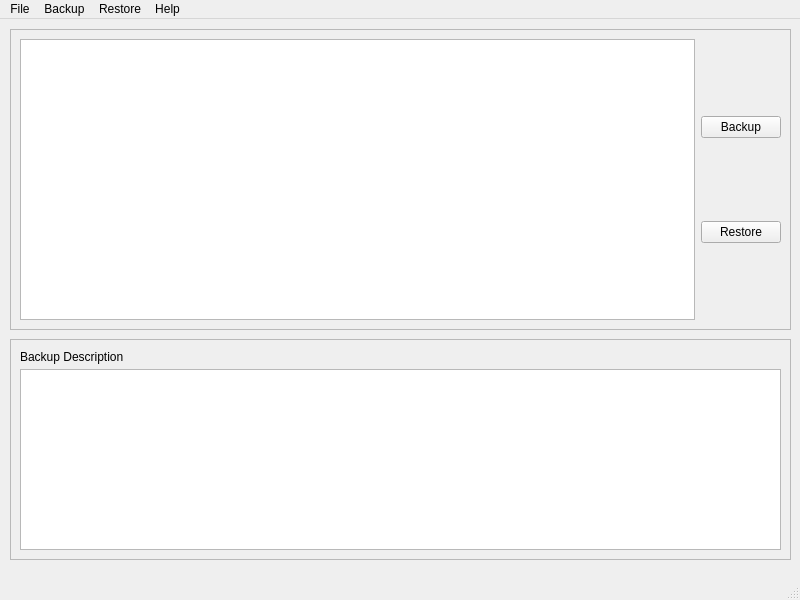
This is playground/gsoc/konfig-tracker/src/konfigtracker/gui/main.ui in pars-linux/uludag as Qt 5 draws it before an edit. The edited form follows.
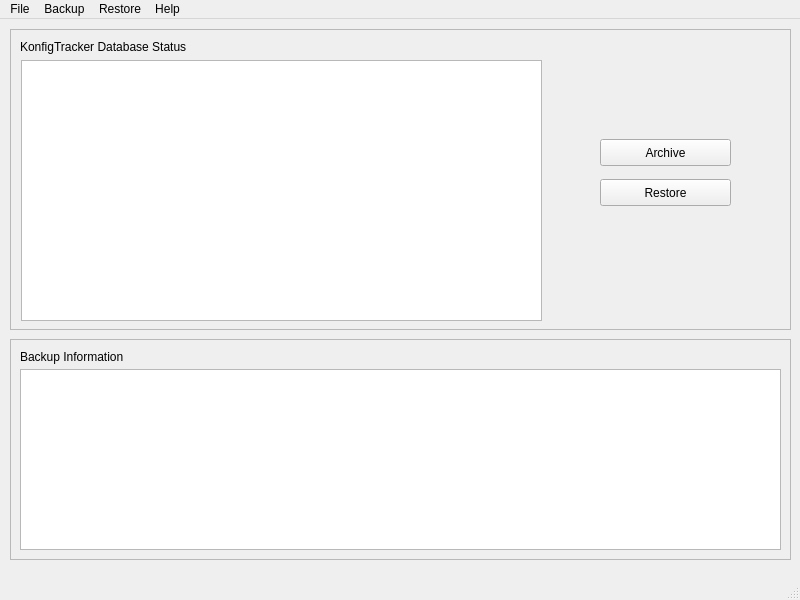
This is the edited form.

Commit message: Restore is now associated with its button, About Qt added.

What changed in the file:
```diff
--- a/playground/gsoc/konfig-tracker/src/konfigtracker/gui/main.ui
+++ b/playground/gsoc/konfig-tracker/src/konfigtracker/gui/main.ui
@@ -32,33 +32,55 @@
     <property name="frameShadow">
      <enum>QFrame::Raised</enum>
     </property>
-    <layout class="QHBoxLayout" name="horizontalLayout_2">
-     <item>
-      <layout class="QHBoxLayout" name="horizontalLayout">
-       <item>
-        <widget class="QListWidget" name="backupList"/>
-       </item>
-       <item>
-        <layout class="QVBoxLayout" name="verticalLayout">
-         <item>
-          <widget class="QPushButton" name="backupButton">
-           <property name="text">
-            <string>Backup</string>
-           </property>
-          </widget>
-         </item>
-         <item>
-          <widget class="QPushButton" name="restoreButton">
-           <property name="text">
-            <string>Restore</string>
-           </property>
-          </widget>
-         </item>
-        </layout>
-       </item>
-      </layout>
-     </item>
-    </layout>
+    <widget class="QLabel" name="statusLabel">
+     <property name="geometry">
+      <rect>
+       <x>10</x>
+       <y>10</y>
+       <width>181</width>
+       <height>16</height>
+      </rect>
+     </property>
+     <property name="text">
+      <string>KonfigTracker Database Status</string>
+     </property>
+    </widget>
+    <widget class="QListWidget" name="backupList">
+     <property name="geometry">
+      <rect>
+       <x>11</x>
+       <y>31</y>
+       <width>521</width>
+       <height>261</height>
+      </rect>
+     </property>
+    </widget>
+    <widget class="QPushButton" name="archiveButton">
+     <property name="geometry">
+      <rect>
+       <x>590</x>
+       <y>110</y>
+       <width>131</width>
+       <height>27</height>
+      </rect>
+     </property>
+     <property name="text">
+      <string>Archive</string>
+     </property>
+    </widget>
+    <widget class="QPushButton" name="restoreButton">
+     <property name="geometry">
+      <rect>
+       <x>590</x>
+       <y>150</y>
+       <width>131</width>
+       <height>27</height>
+      </rect>
+     </property>
+     <property name="text">
+      <string>Restore</string>
+     </property>
+    </widget>
    </widget>
    <widget class="QFrame" name="frame_2">
     <property name="geometry">
@@ -85,7 +107,7 @@
       </rect>
      </property>
      <property name="text">
-      <string>Backup Description </string>
+      <string>Backup Information</string>
      </property>
     </widget>
    </widget>
```
Left out of the diff: 12 changed lines with no effect on the pictures. The commit also changes 4 other files.
